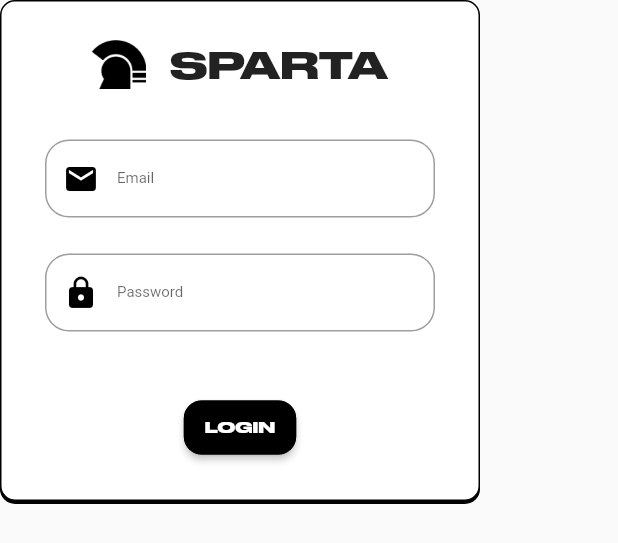
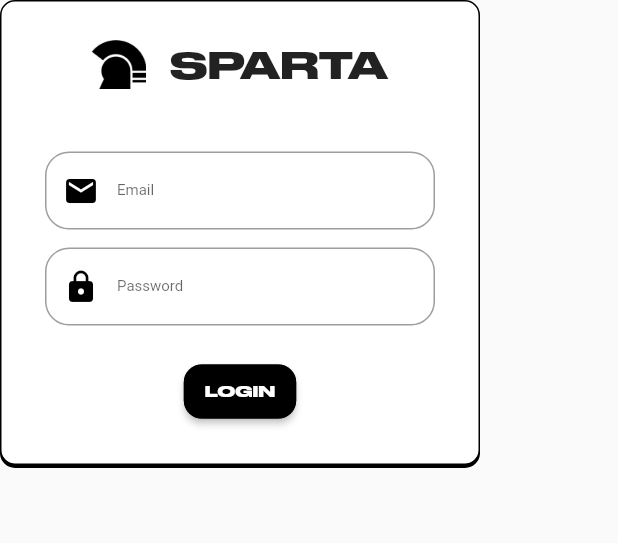
Before and after one commit to PLBU/SPARTA-Web-Dev-Frontend, a Flutter app: the Login widget shown alone on an empty page, opened directly, on a phone screen of 412 x 824 dp. Shown: the top 543 px of the screen. Run offline on Flutter 3.47's test engine with Material 2 defaults, Android fonts, the phone set to English and light mode, and no system bars; our stand-ins replace flutter_riverpod, shared_preferences; missing offline and left inert: dart:html; accounts and stored records are empty; network calls fail.

Commit message:
Changed some space between field

```diff
--- a/lib/pages/auth/views/login.dart
+++ b/lib/pages/auth/views/login.dart
@@ -31,6 +31,7 @@ class _LoginState extends State<Login> {
         : (deviceType == DeviceType.tablet)
             ? 360
             : 260;
+    double space = 8;
 
     TextEditingController emailTEC = TextEditingController();
     TextEditingController passwordTEC = TextEditingController();
@@ -72,11 +73,11 @@ class _LoginState extends State<Login> {
                 height: imageSize,
                 color: Colors.black,
               ),
-              SizedBox(width: 16),
+              SizedBox(width: 2*space),
               MyHeadingText(content: "SPARTA"),
             ],
           ),
-          SizedBox(height: 32),
+          SizedBox(height: 5*space),
           MyTextField(
             hintText: "Email",
             width: textFieldWidth,
@@ -87,7 +88,7 @@ class _LoginState extends State<Login> {
             ),
             controller: emailTEC,
           ),
-          SizedBox(height: 16),
+          SizedBox(height: 0.5*space),
           MyTextField(
             hintText: "Password",
             hidden: true,
@@ -98,11 +99,11 @@ class _LoginState extends State<Login> {
             ),
             controller: passwordTEC,
           ),
-          SizedBox(height: 16),
+          SizedBox(height: 0.5*space),
           if (_invalidInput)
             Text("Invalid email or password!",
                 style: TextStyle(color: Colors.red, fontFamily: 'Roboto')),
-          SizedBox(height: 16),
+          SizedBox(height: space),
           MyButton(
             buttonType: ButtonType.black,
             text: "LOGIN",
```
